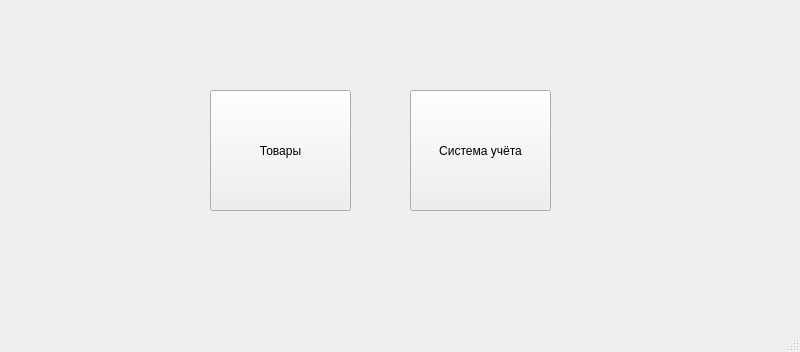
The window that intro_window.ui (BagrKonstantin/petshop) describes before a commit, drawn with Qt 5.
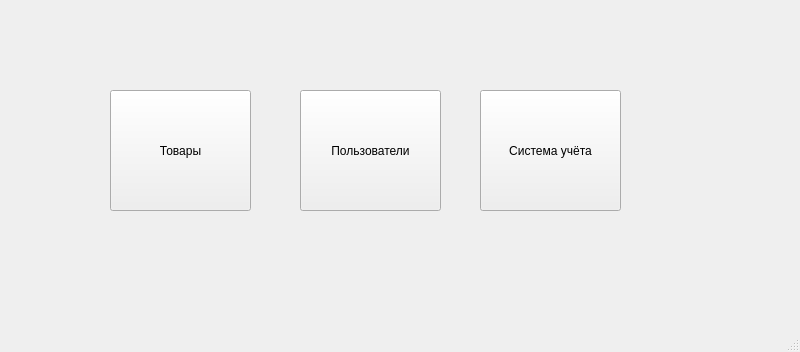
The same window after the commit.

Patch:
```diff
--- a/intro_window.ui
+++ b/intro_window.ui
@@ -17,7 +17,7 @@
    <widget class="QPushButton" name="pushButton">
     <property name="geometry">
      <rect>
-      <x>210</x>
+      <x>110</x>
       <y>90</y>
       <width>141</width>
       <height>121</height>
@@ -30,7 +30,7 @@
    <widget class="QPushButton" name="pushButton_2">
     <property name="geometry">
      <rect>
-      <x>410</x>
+      <x>480</x>
       <y>90</y>
       <width>141</width>
       <height>121</height>
@@ -40,6 +40,19 @@
      <string>Система учёта</string>
     </property>
    </widget>
+   <widget class="QPushButton" name="pushButton_3">
+    <property name="geometry">
+     <rect>
+      <x>300</x>
+      <y>90</y>
+      <width>141</width>
+      <height>121</height>
+     </rect>
+    </property>
+    <property name="text">
+     <string>Пользователи</string>
+    </property>
+   </widget>
   </widget>
   <widget class="QMenuBar" name="menubar">
    <property name="geometry">
```
